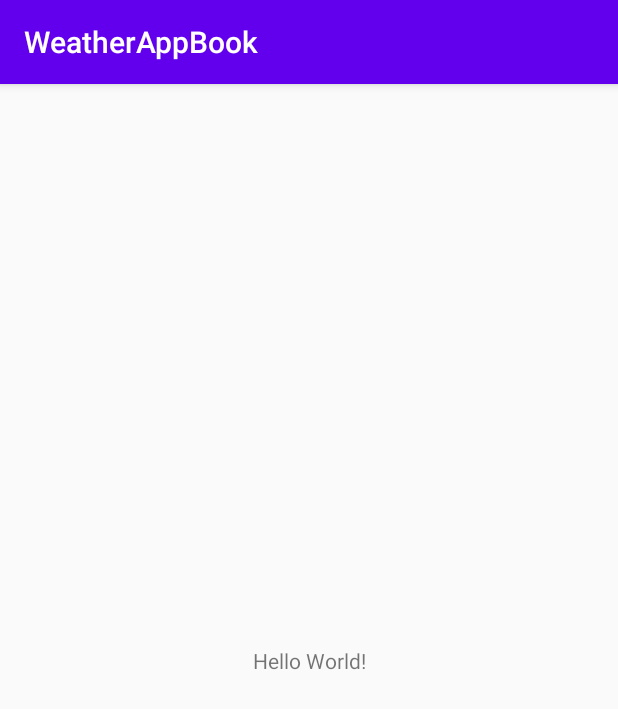
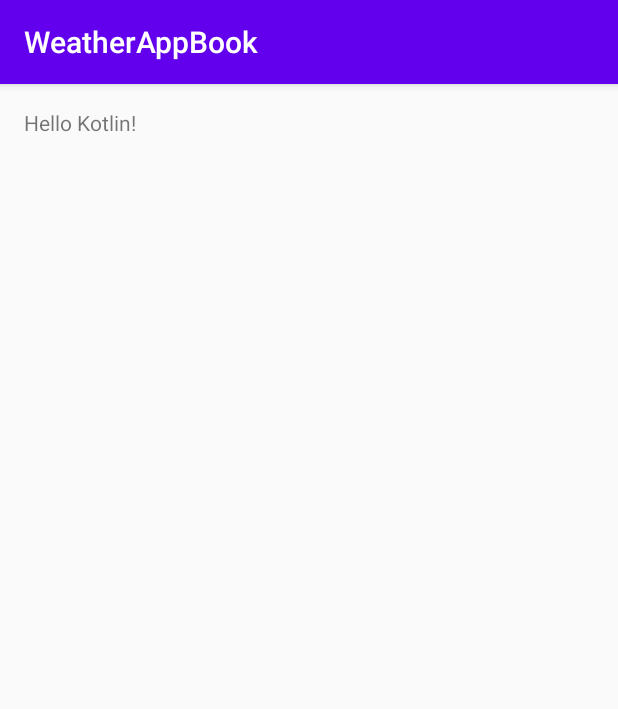
Before and after one commit to RoxanPopescu/WeatherAppBook, an Android app: the screen it shows after launch (MainActivity), on a phone screen of 412 x 824 dp. Shown: the top 709 px of the screen. Run offline under Robolectric (Android 15) with nearby library versions, the phone set to English and light mode, and no system bars.

Commit message:
1. Chapter 3 - create the project

```diff
--- a/app/src/main/java/com/example/weatherappbook/MainActivity.kt
+++ b/app/src/main/java/com/example/weatherappbook/MainActivity.kt
@@ -2,11 +2,13 @@ package com.example.weatherappbook
 
 import androidx.appcompat.app.AppCompatActivity
 import android.os.Bundle
+import kotlinx.android.synthetic.main.activity_main.*
 
 class MainActivity : AppCompatActivity() {
 
     override fun onCreate(savedInstanceState: Bundle?) {
         super.onCreate(savedInstanceState)
         setContentView(R.layout.activity_main)
+        message.text = "Hello Kotlin!"
     }
 }
--- a/app/src/main/res/layout/activity_main.xml
+++ b/app/src/main/res/layout/activity_main.xml
@@ -1,18 +1,19 @@
 <?xml version="1.0" encoding="utf-8"?>
-<androidx.constraintlayout.widget.ConstraintLayout xmlns:android="http://schemas.android.com/apk/res/android"
-    xmlns:app="http://schemas.android.com/apk/res-auto"
+
+<RelativeLayout xmlns:android="http://schemas.android.com/apk/res/android"
     xmlns:tools="http://schemas.android.com/tools"
     android:layout_width="match_parent"
     android:layout_height="match_parent"
+    android:paddingBottom="@dimen/activity_vertical_margin"
+    android:paddingLeft="@dimen/activity_horizontal_margin"
+    android:paddingRight="@dimen/activity_horizontal_margin"
+    android:paddingTop="@dimen/activity_vertical_margin"
     tools:context=".MainActivity">
 
     <TextView
+        android:id="@+id/message"
         android:layout_width="wrap_content"
         android:layout_height="wrap_content"
-        android:text="Hello World!"
-        app:layout_constraintBottom_toBottomOf="parent"
-        app:layout_constraintLeft_toLeftOf="parent"
-        app:layout_constraintRight_toRightOf="parent"
-        app:layout_constraintTop_toTopOf="parent" />
+        android:text="@string/hello_world"/>
 
-</androidx.constraintlayout.widget.ConstraintLayout>
+</RelativeLayout>
--- /dev/null
+++ b/app/src/main/res/values/dimen.xml
@@ -0,0 +1,5 @@
+<?xml version="1.0" encoding="utf-8"?>
+<resources>
+    <dimen name="activity_horizontal_margin">16dp</dimen>
+    <dimen name="activity_vertical_margin">16dp</dimen>
+</resources>
--- a/app/src/main/res/values/strings.xml
+++ b/app/src/main/res/values/strings.xml
@@ -1,3 +1,5 @@
 <resources>
     <string name="app_name">WeatherAppBook</string>
+    <string name="hello_world">Hello World</string>
+    <string name="action_settings">Settings</string>
 </resources>
```
